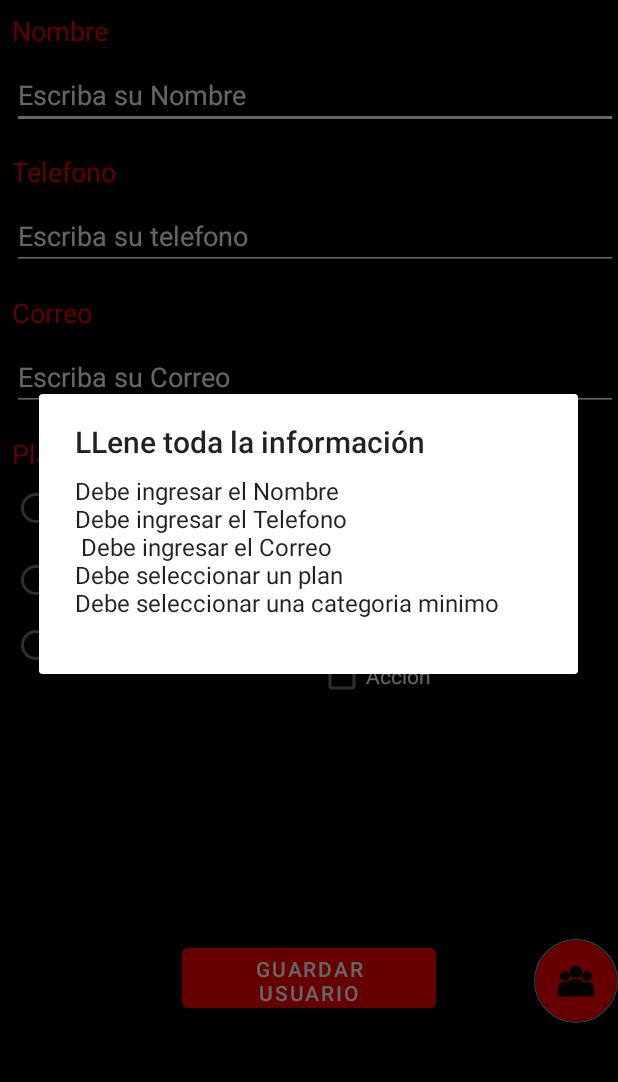
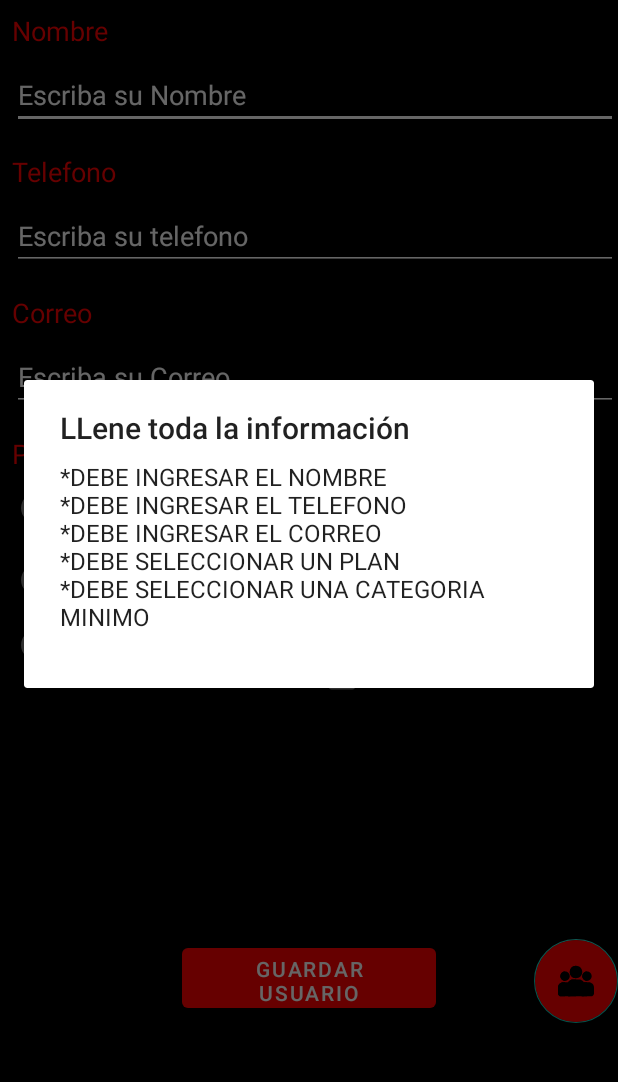
Before and after one commit to Elote24/Proyecto2, an Android app: the screen it shows after launch (MainActivity), after a tap on an icon or button, on a phone screen of 412 x 824 dp, the part 84-1166 px from its top. Run offline under Robolectric (Android 15) with nearby library versions, the phone set to English and light mode, and no system bars; our stand-ins replace Room's generated code.

```diff
--- a/app/src/main/java/com/elliot/proyecto2/views/MainActivity.kt
+++ b/app/src/main/java/com/elliot/proyecto2/views/MainActivity.kt
@@ -156,20 +156,20 @@ class MainActivity : AppCompatActivity() {
     fun  valida(): String {
         var texto=""
         if(editNombre.text.toString()==""){
-            texto+="Debe ingresar el Nombre \n"
+            texto+="*DEBE INGRESAR EL NOMBRE \n"
         }
         if(editTelefono.text.toString()==""){
-            texto+="Debe ingresar el Telefono \n "
+            texto+="*DEBE INGRESAR EL TELEFONO \n"
         }
         if(editCorreo.text.toString()==""){
-            texto+="Debe ingresar el Correo \n"
+            texto+="*DEBE INGRESAR EL CORREO \n"
         }
         if(radioBasico.isChecked==false &&  radioEstandar.isChecked==false && radioPremium.isChecked==false){
-            texto+="Debe seleccionar un plan \n"
+            texto+="*DEBE SELECCIONAR UN PLAN \n"
         }
         if(checkAccion.isChecked==false &&  checkAnime.isChecked==false && checkComedia.isChecked==false
             && checkRomantico.isChecked==false && checkTerror.isChecked==false ){
-            texto+="Debe seleccionar una categoria minimo \n"
+            texto+="*DEBE SELECCIONAR UNA CATEGORIA MINIMO \n"
         }
         return texto
     }
```
